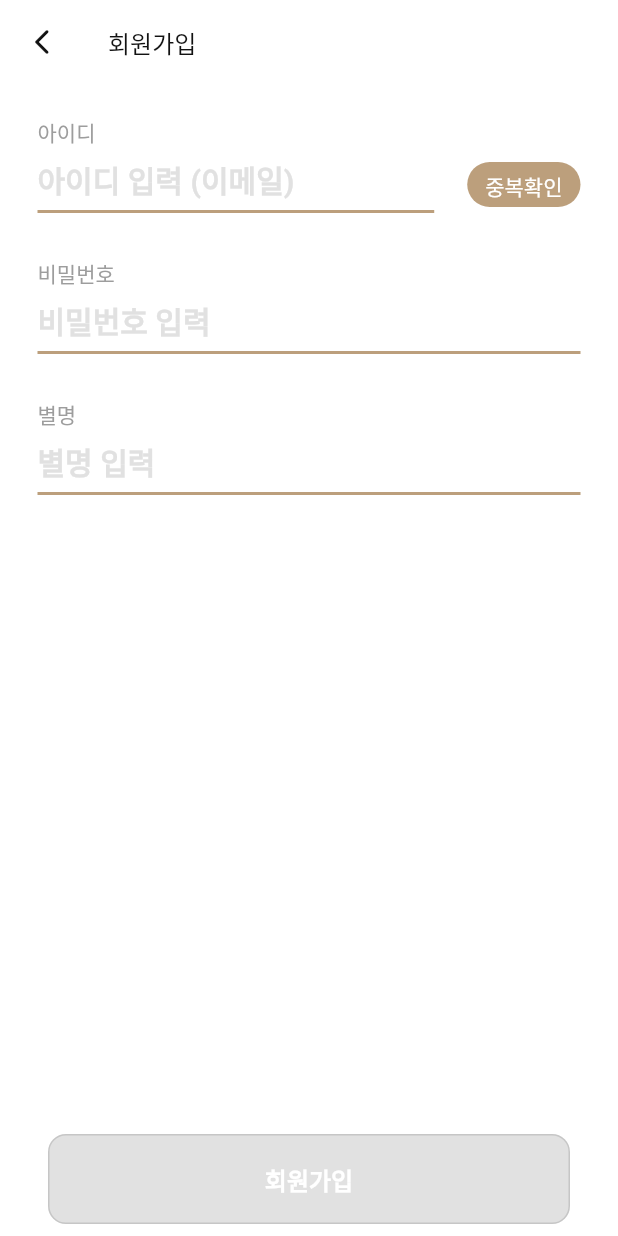
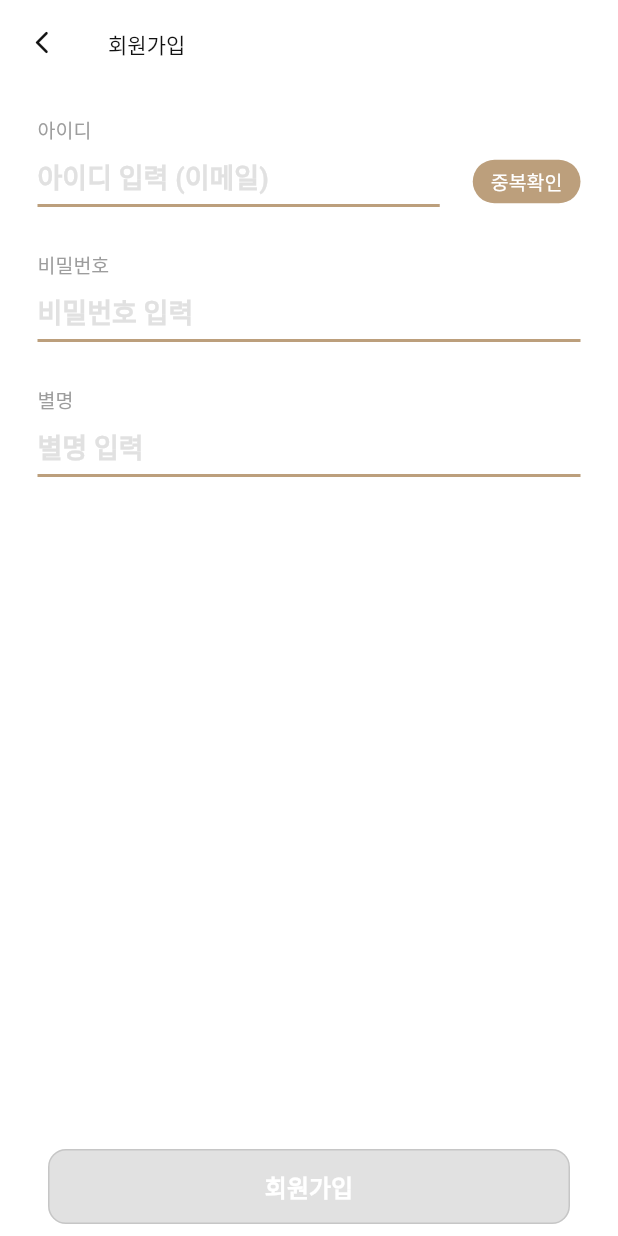
Before and after one commit to LIMMIHEE/cow_cold, a Flutter app: the screen it shows after launch, after a tap on "회원가입", on a phone screen of 412 x 824 dp. Run offline on Flutter 3.47's test engine with Material 2 defaults, Android fonts, the phone set to English and light mode, and no system bars; our stand-ins replace avatar_glow, cloud_firestore, dropdown_textfield, firebase_auth, firebase_core, firebase_database and 5 more; accounts and stored records are empty; generated files the repository leaves out were written again; Roboto replaces fonts that are missing (Pretendard).

Commit message:
design : UI 디자인 변경 및 ThemeData 설정

```diff
--- /dev/null
+++ b/lib/config/design_system/app_theme.dart
@@ -0,0 +1,28 @@
+import 'package:cow_cold/config/design_system/design_system.dart';
+import 'package:flutter/material.dart';
+
+class AppThemeData {
+  static ThemeData appThemeData = ThemeData(
+    colorScheme: colorScheme,
+    canvasColor: colorScheme.background,
+    scaffoldBackgroundColor: colorScheme.background,
+    highlightColor: Colors.transparent,
+    focusColor: colorScheme.primary,
+  );
+
+  static ColorScheme colorScheme = ColorScheme(
+    primary: DesignSystem.colors.appPrimary,
+    primaryContainer: DesignSystem.colors.appPrimary100,
+    secondary: DesignSystem.colors.appSecondary,
+    secondaryContainer: DesignSystem.colors.white,
+    background: DesignSystem.colors.white,
+    surface: DesignSystem.colors.white,
+    onBackground: DesignSystem.colors.white,
+    error: DesignSystem.colors.deleteRed,
+    onError: DesignSystem.colors.black,
+    onPrimary: DesignSystem.colors.black,
+    onSecondary: DesignSystem.colors.black,
+    onSurface: DesignSystem.colors.black,
+    brightness: Brightness.light,
+  );
+}
--- a/lib/config/design_system/typographies/typographies.dart
+++ b/lib/config/design_system/typographies/typographies.dart
@@ -51,19 +51,9 @@ class Typographies {
   TextStyle heading3([TextStyle? textStyle]) {
     return _typography(
       textStyle: textStyle ?? DesignSystem.textStyle.bold,
-      fontSize: 20.0,
+      fontSize: 18.0,
       height: 1.40,
       debugLabel: 'heading3',
-      validations: [FontWeight.w600, FontWeight.w700],
-    );
-  }
-
-  TextStyle heading4([TextStyle? textStyle]) {
-    return _typography(
-      textStyle: textStyle ?? DesignSystem.textStyle.bold,
-      fontSize: 18.0,
-      height: 1.40,
-      debugLabel: 'heading4',
       validations: [FontWeight.w600, FontWeight.w700],
     );
   }
@@ -101,7 +91,7 @@ class Typographies {
   TextStyle body([TextStyle? textStyle]) {
     return _typography(
       textStyle: textStyle ?? DesignSystem.textStyle.medium,
-      fontSize: 16.0,
+      fontSize: 14.0,
       height: 1.60,
       debugLabel: 'body',
       validations: [
@@ -116,7 +106,7 @@ class Typographies {
   TextStyle body2([TextStyle? textStyle]) {
     return _typography(
       textStyle: textStyle ?? DesignSystem.textStyle.medium,
-      fontSize: 14.0,
+      fontSize: 13.0,
       height: 1.60,
       debugLabel: 'body',
       validations: [FontWeight.w400, FontWeight.w500],
--- a/lib/controllers/search_controller.dart
+++ b/lib/controllers/search_controller.dart
@@ -31,6 +31,9 @@ class SearchController extends GetxController {
   }
 
   void searchWork() {
+    if (search.text.isEmpty) {
+      return;
+    }
     isSearchStart = true;
     resultList.value = workList.where((work) {
       switch (filter.value) {
--- a/lib/view/app.dart
+++ b/lib/view/app.dart
@@ -1,4 +1,5 @@
 import 'package:cow_cold/config/app_routes.dart';
+import 'package:cow_cold/config/design_system/app_theme.dart';
 import 'package:cow_cold/controllers/auth_controller.dart';
 import 'package:flutter/material.dart';
 import 'package:flutter_localizations/flutter_localizations.dart';
@@ -17,6 +18,7 @@ class MyApp extends StatelessWidget {
         GlobalWidgetsLocalizations.delegate,
         GlobalCupertinoLocalizations.delegate,
       ],
+      theme: AppThemeData.appThemeData,
       debugShowCheckedModeBanner: false,
       supportedLocales: const [Locale('ko', 'KR')],
       onInit: () {
--- a/lib/view/screen/write_work_screen.dart
+++ b/lib/view/screen/write_work_screen.dart
@@ -88,7 +88,7 @@ class WriteWorkScreen extends StatelessWidget {
                                 child: Icon(
                                   Icons.add,
                                   color: DesignSystem.colors.textPrimary,
-                                  size: 20,
+                                  size: 18,
                                 ),
                               )
                             ],
@@ -98,7 +98,8 @@ class WriteWorkScreen extends StatelessWidget {
                           ),
                           Container(
                             constraints: const BoxConstraints(minHeight: 180),
-                            padding: const EdgeInsets.all(18),
+                            padding: const EdgeInsets.symmetric(
+                                horizontal: 18, vertical: 12),
                             decoration: ShapeDecoration(
                               color: DesignSystem.colors.appPrimary100,
                               shape: RoundedRectangleBorder(
--- a/lib/view/widget/common/basic_app_bar.dart
+++ b/lib/view/widget/common/basic_app_bar.dart
@@ -19,7 +19,7 @@ PreferredSizeWidget basicAppBar(String title,
         icon: Icon(
           Icons.arrow_back_ios_new_rounded,
           color: DesignSystem.colors.textPrimary,
-          size: 20,
+          size: 18,
         )),
   );
 }
--- a/lib/view/widget/common/bottom_button.dart
+++ b/lib/view/widget/common/bottom_button.dart
@@ -28,7 +28,7 @@ class BottomButton extends StatelessWidget {
             shape: RoundedRectangleBorder(
               borderRadius: BorderRadius.circular(12),
             ),
-            minimumSize: const Size(0, 60),
+            minimumSize: const Size(0, 50),
             elevation: 0,
           ),
           onPressed: () => onTap(),
--- a/lib/view/widget/common/chip_item.dart
+++ b/lib/view/widget/common/chip_item.dart
@@ -44,7 +44,7 @@ class ChipItem extends StatelessWidget {
           ? DesignSystem.colors.white
           : backgroundColor ?? Colors.transparent,
       elevation: 0,
-      padding: const EdgeInsets.symmetric(horizontal: 14, vertical: 4),
+      padding: const EdgeInsets.symmetric(horizontal: 10, vertical: 2),
     );
   }
 }
--- a/lib/view/widget/history/history_grid_item.dart
+++ b/lib/view/widget/history/history_grid_item.dart
@@ -49,7 +49,7 @@ class HistoryGridItem extends StatelessWidget {
                         ],
                       ),
                       const SizedBox(
-                        height: 8,
+                        height: 12,
                       ),
                       Container(
                         decoration: BoxDecoration(
--- a/lib/view/widget/home/write_pop_menu_item.dart
+++ b/lib/view/widget/home/write_pop_menu_item.dart
@@ -28,7 +28,7 @@ class WritePopMenuItem extends StatelessWidget {
           ]),
       child: Text(
         text,
-        style: DesignSystem.typography.title2(TextStyle(
+        style: DesignSystem.typography.title3(TextStyle(
           color: DesignSystem.colors.white,
           fontWeight: FontWeight.w600,
         )),
--- a/lib/view/work_detail/work_detail_function_item.dart
+++ b/lib/view/work_detail/work_detail_function_item.dart
@@ -29,6 +29,7 @@ class WorkDetailFunctionItem extends StatelessWidget {
             Icon(
               icon,
               color: color,
+              size: 18,
             ),
             const SizedBox(
               width: 18,
```
